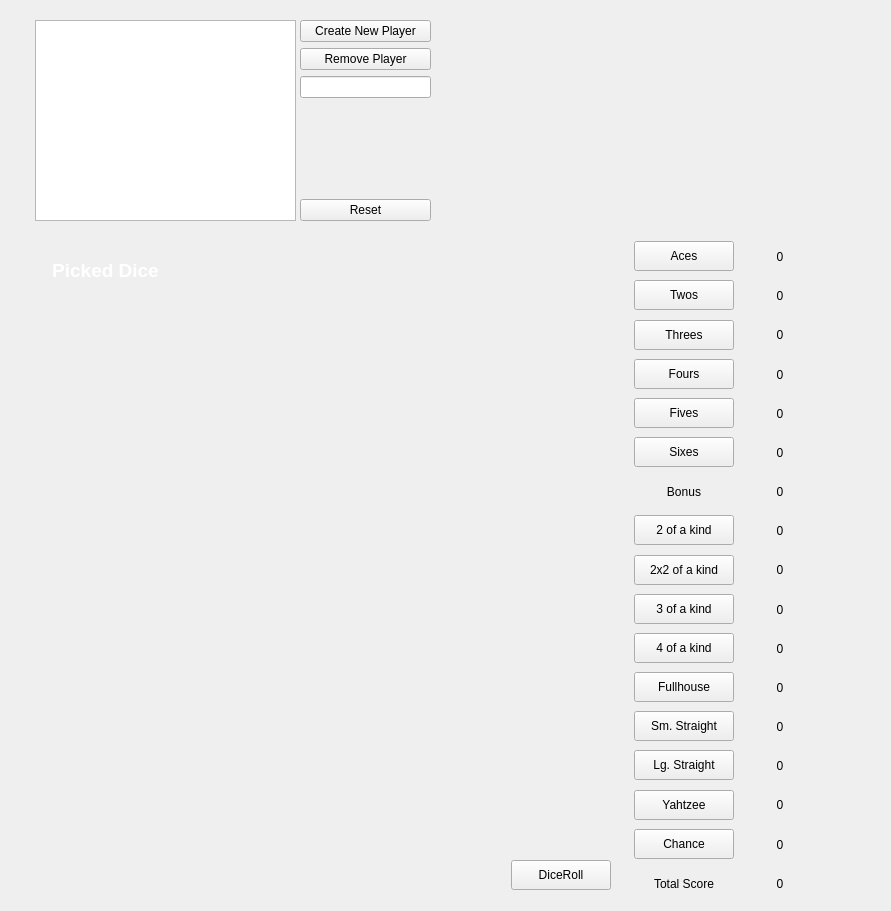
This is GUI.ui in MoVo01/Kniffel as Qt 5 draws it before an edit. The edited form follows.
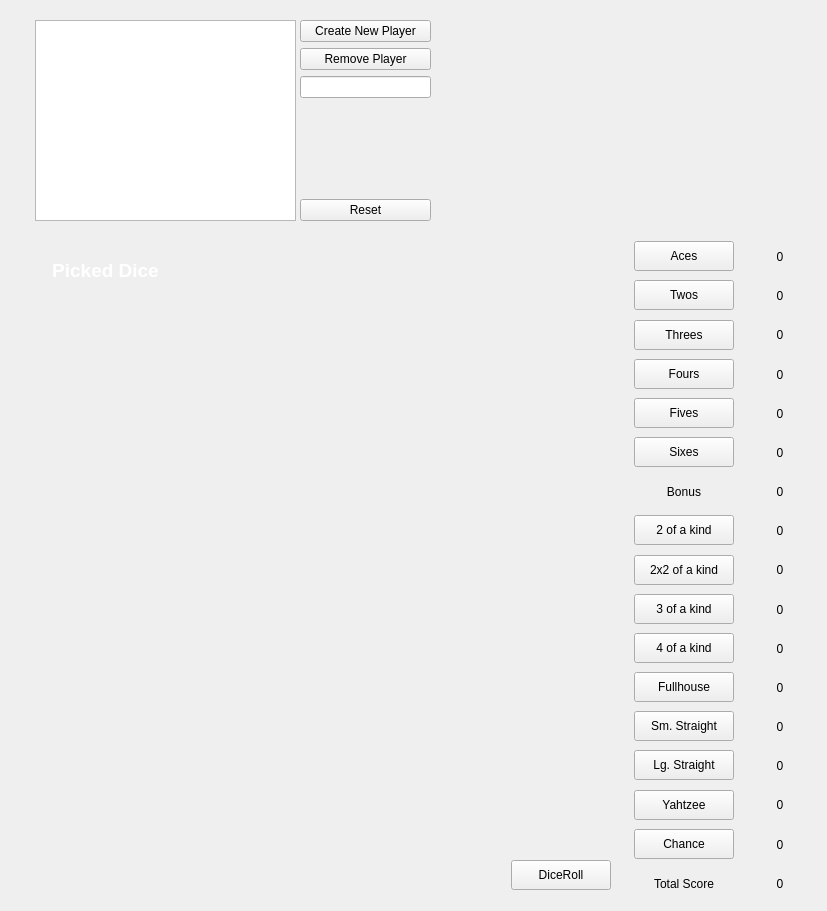
This is the edited form. Custom widgets are drawn as their Qt base class.

```diff
--- a/GUI.ui
+++ b/GUI.ui
@@ -6,7 +6,7 @@
    <rect>
     <x>0</x>
     <y>0</y>
-    <width>891</width>
+    <width>827</width>
     <height>911</height>
    </rect>
   </property>
```
Left out of the diff: 144 changed lines with no effect on the pictures.
